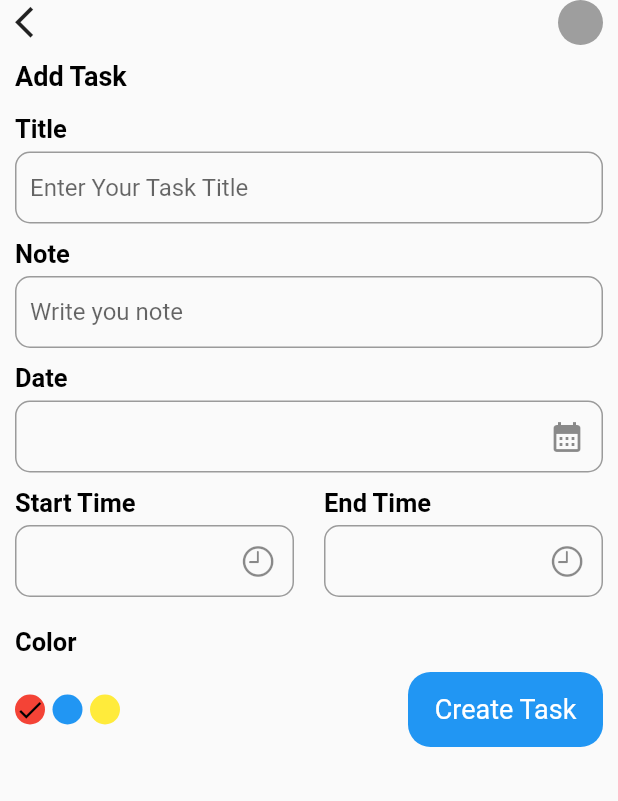
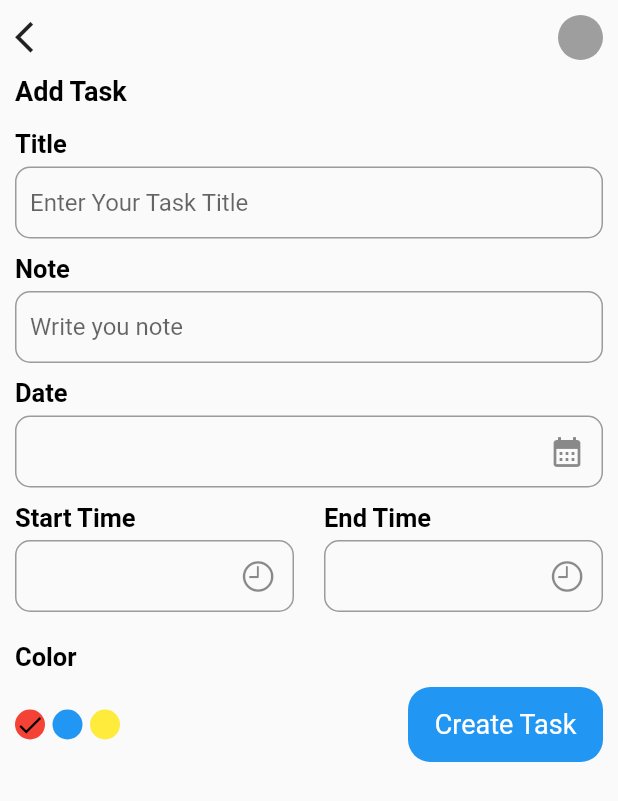
Before and after one commit to RootHex200/Reminder_App, a Flutter app: the screen it shows after launch, after a tap on the "add" icon, on a phone screen of 412 x 824 dp. Shown: the top 801 px of the screen. Run offline on Flutter 3.47's test engine with Material 2 defaults, Android fonts, the phone set to English and light mode, and no system bars; our stand-ins replace date_picker_timeline, flutter_local_notifications, flutter_riverpod, fluttertoast, isar; accounts and stored records are empty; generated files the repository leaves out were written again.

Commit message:
upload_playstore

```diff
--- a/lib/database/database.dart
+++ b/lib/database/database.dart
@@ -1,7 +1,5 @@
 import 'dart:async';
 import 'dart:isolate';
-
-import 'package:flutter/cupertino.dart';
 import 'package:isar/isar.dart';
 
 import 'package:work_manager/model/task_model.dart';
--- a/lib/model/task_model.dart
+++ b/lib/model/task_model.dart
@@ -1,4 +1,4 @@
-import 'package:flutter/material.dart';
+
 import 'package:isar/isar.dart';
 
 part 'task_model.g.dart';
--- a/lib/service/notification_service.dart
+++ b/lib/service/notification_service.dart
@@ -31,6 +31,7 @@ class NotificationClass {
         df.parse('${notificationModel.date} ${notificationModel.startTime}');
     var latest = DateFormat('yyyy-MM-dd HH:mm').format(dt);
 
+    // ignore: deprecated_member_use
     flutterLocalNotificationsPlugin.schedule(
         notificationModel.id,
         notificationModel.title,
@@ -39,6 +40,7 @@ class NotificationClass {
         notificationDetails);
   }
 
+  // ignore: non_constant_identifier_names
   void CencelNotification(id) async {
     flutterLocalNotificationsPlugin.cancel(id);
   }
--- a/lib/util/colors_list.dart
+++ b/lib/util/colors_list.dart
@@ -3,4 +3,5 @@
 
   import 'package:flutter/material.dart';
 
+// ignore: non_constant_identifier_names
 final color_list = [Colors.red, Colors.blue, Colors.yellow];
--- a/lib/util/widgets/textStyle.dart
+++ b/lib/util/widgets/textStyle.dart
@@ -1,4 +1,8 @@
-import 'package:flutter/cupertino.dart';
+// ignore: duplicate_ignore
+// ignore: file_names
+
+// ignore_for_file: file_names
+
 import 'package:flutter/material.dart';
 
 class TaskInputTextName extends StatelessWidget {
--- a/lib/view/addtask/add_task.dart
+++ b/lib/view/addtask/add_task.dart
@@ -1,17 +1,22 @@
-import 'package:flutter/cupertino.dart';
 import 'package:flutter/material.dart';
-import 'package:flutter/src/widgets/container.dart';
-import 'package:flutter/src/widgets/framework.dart';
-import 'package:work_manager/database/database.dart';
 import 'package:work_manager/view/addtask/component/app_bar.dart';
 import 'package:work_manager/view/addtask/component/task_input.dart';
+import 'package:work_manager/view/homepage/home_page.dart';
 
 class AddTask extends StatelessWidget {
   const AddTask({super.key});
 
   @override
   Widget build(BuildContext context) {
-    return Scaffold(
+    return WillPopScope(
+      onWillPop: () {
+        Navigator.pushAndRemoveUntil(
+            context,
+            MaterialPageRoute(builder: (context) => const HomePage()),
+            (route) => false);
+        return Future.value(true);
+      },
+      child: Scaffold(
           body: SingleChildScrollView(
         child: Column(
           crossAxisAlignment: CrossAxisAlignment.start,
@@ -36,6 +41,7 @@ class AddTask extends StatelessWidget {
             TaskInput()
           ],
         ),
-    ));
+      )),
+    );
   }
 }
--- a/lib/view/addtask/component/app_bar.dart
+++ b/lib/view/addtask/component/app_bar.dart
@@ -8,7 +8,7 @@ class AddTaskAppBar extends StatelessWidget {
   Widget build(BuildContext context) {
     return SafeArea(
       child: Padding(
-        padding: const EdgeInsets.symmetric(horizontal: 10),
+        padding: const EdgeInsets.only(left: 10,right: 10,top: 10),
         child: Row(
           mainAxisAlignment: MainAxisAlignment.spaceBetween,
           children: [
--- a/lib/view/addtask/component/custom_date_picker.dart
+++ b/lib/view/addtask/component/custom_date_picker.dart
@@ -23,7 +23,6 @@ class _CustomDataPickerState extends State<CustomDataPicker> {
   void dispose() {
     _hourController.dispose();
     _minuteController.dispose();
-    print("didponse called");
     super.dispose();
   }
 
@@ -132,6 +131,7 @@ class _CustomDataPickerState extends State<CustomDataPicker> {
                                   final formatindex = ref.watch(formatProvider);
                                   return GestureDetector(
                                     onTap: () {
+                                      // ignore: deprecated_member_use
                                       ref.watch(formatProvider.state).state =
                                           index;
                                     },
@@ -171,12 +171,12 @@ class _CustomDataPickerState extends State<CustomDataPicker> {
                         )),
                     Consumer(
                       builder: (context, ref, child) {
-                        final error = ref.watch(errorProvider);
                         final formatindex = ref.watch(formatProvider);
                         return GestureDetector(
                             onTap: () {
                               if (_hourController.text == "" &&
                                   _minuteController.text == "") {
+                                // ignore: deprecated_member_use
                                 ref.read(errorProvider.state).state =
                                     "Invalid!!!";
                               } else {
@@ -192,6 +192,7 @@ class _CustomDataPickerState extends State<CustomDataPicker> {
                                   _minuteController.text = "";
                                   // });
                                 } else {
+                                  // ignore: deprecated_member_use
                                   ref.read(errorProvider.state).state =
                                       "Invalid!!!";
                                 }
--- a/lib/view/addtask/component/task_input.dart
+++ b/lib/view/addtask/component/task_input.dart
@@ -33,7 +33,6 @@ class _TaskInputState extends ConsumerState<TaskInput> {
     _datacontroller.dispose();
     _startTimecontroller.dispose();
     _endtimecontroller.dispose();
-    print("ondispose call");
     super.dispose();
   }
 
@@ -140,6 +139,7 @@ class _TaskInputState extends ConsumerState<TaskInput> {
                       width: MediaQuery.of(context).size.width / 2 - 20,
                       child: CustomDataPicker(
                           onChanged: (val) {
+                            // ignore: invalid_use_of_protected_member
                             ref.read(createTaskProvider.notifier).state = ref
                                 .read(createTaskProvider.notifier)
                                 // ignore: invalid_use_of_protected_member
@@ -162,6 +162,7 @@ class _TaskInputState extends ConsumerState<TaskInput> {
                       child: CustomDataPicker(
                         startController: _endtimecontroller,
                         onChanged: (value) {
+                          // ignore: invalid_use_of_protected_member
                           ref.read(createTaskProvider.notifier).state = ref
                               .read(createTaskProvider.notifier)
                               // ignore: invalid_use_of_protected_member
@@ -220,7 +221,6 @@ class _TaskInputState extends ConsumerState<TaskInput> {
               GestureDetector(
                 onTap: () {
                   ref.read(createTaskProvider.notifier).createUserTask();
-                  print(_startTimecontroller.text);
                   _titleController.text = "";
                   _noteController.text = "";
                   _datacontroller.text = "";
@@ -255,6 +255,7 @@ class _TaskInputState extends ConsumerState<TaskInput> {
         lastDate: DateTime(2100));
     _datacontroller.text = pikcerTime.toString().split(" ")[0];
 
+    // ignore: invalid_use_of_protected_member
     ref.read(createTaskProvider.notifier).state = ref
         .read(createTaskProvider.notifier)
         // ignore: invalid_use_of_protected_member
--- a/lib/view/homepage/component/date_time.dart
+++ b/lib/view/homepage/component/date_time.dart
@@ -17,6 +17,7 @@ class DateTimeView extends ConsumerWidget {
       height: 90,
       onDateChange: (date) {
         var result = date.toString().split(" ")[0];
+        // ignore: deprecated_member_use
         ref.read(dateControllerProvider.state).state = result;
       },
     );
--- a/lib/view/homepage/component/task_view.dart
+++ b/lib/view/homepage/component/task_view.dart
@@ -15,6 +15,7 @@ class TaskView extends ConsumerWidget {
   Widget build(BuildContext context, WidgetRef ref) {
     var date = DateTime.now().toString().split(' ')[0];
     final dateController = ref.watch(dateControllerProvider);
+    // ignore: non_constant_identifier_names
     final task_Data = ref
         .watch(getTaskProvider(dateController.isEmpty ? date : dateController));
 
--- a/lib/view/homepage/home_page.dart
+++ b/lib/view/homepage/home_page.dart
@@ -29,10 +29,8 @@ class HomePage extends StatelessWidget {
       floatingActionButton: FloatingActionButton(
         backgroundColor: Colors.black,
         onPressed: () {
-          Navigator.pushAndRemoveUntil(
-              context,
-              MaterialPageRoute(builder: (context) => const AddTask()),
-              (route) => false);
+          Navigator.pushReplacement(context,
+              MaterialPageRoute(builder: (context) => const AddTask()));
         },
         child: const Icon(
           Icons.add,
```
Also changed, not shown: lib/controller/add_task_provider.dart (+2 -6 lines), lib/view/homepage/component/task_item.dart (+3 -5 lines), 1 other file. Lines whose indentation alone changed are shown as unchanged.
